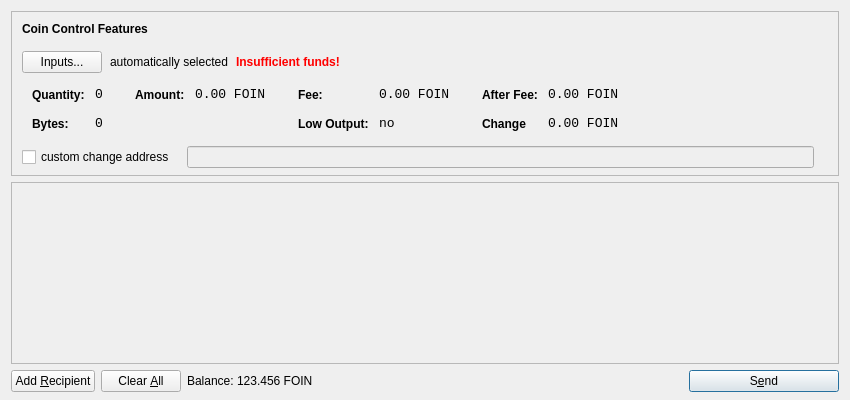
Above: src/qt/forms/sendcoinsdialog.ui from foinio/foin before the change. Below: the same form after it.
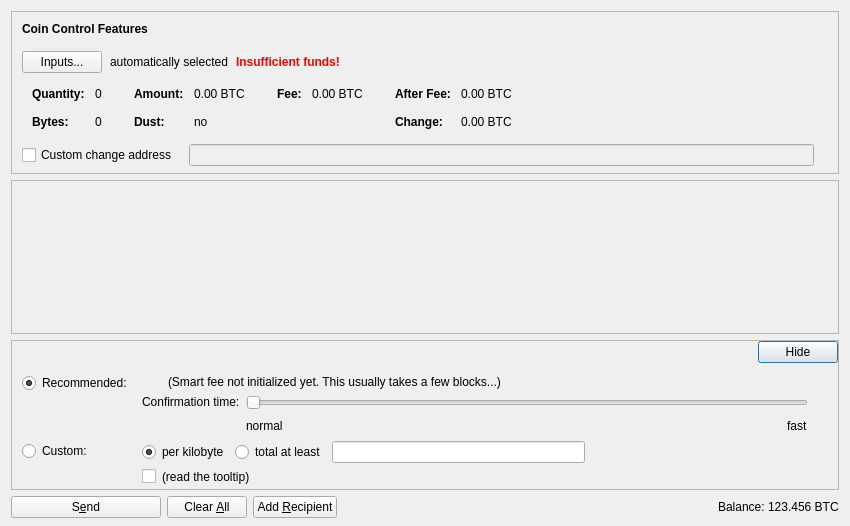
That is the form after the change. Icons and pictures are not drawn. Custom widgets are drawn as their Qt base class.

Diff of the .ui file:
```diff
--- a/src/qt/forms/sendcoinsdialog.ui
+++ b/src/qt/forms/sendcoinsdialog.ui
@@ -7,13 +7,13 @@
     <x>0</x>
     <y>0</y>
     <width>850</width>
-    <height>400</height>
+    <height>526</height>
    </rect>
   </property>
   <property name="windowTitle">
    <string>Send Coins</string>
   </property>
-  <layout class="QVBoxLayout" name="verticalLayout" stretch="0,1,0">
+  <layout class="QVBoxLayout" name="verticalLayout" stretch="0,1,0,0">
    <property name="bottomMargin">
     <number>8</number>
    </property>
@@ -39,7 +39,7 @@
      </property>
      <layout class="QVBoxLayout" name="verticalLayoutCoinControl2">
       <property name="spacing">
-       <number>-1</number>
+       <number>0</number>
       </property>
       <property name="leftMargin">
        <number>0</number>
@@ -109,6 +109,9 @@
             <property name="text">
              <string>Inputs...</string>
             </property>
+            <property name="autoDefault">
+             <bool>false</bool>
+            </property>
            </widget>
           </item>
           <item>
@@ -173,7 +176,16 @@
            <string notr="true"/>
           </property>
           <layout class="QHBoxLayout" name="horizontalLayoutCoinControl5">
-           <property name="margin">
+           <property name="leftMargin">
+            <number>0</number>
+           </property>
+           <property name="topMargin">
+            <number>0</number>
+           </property>
+           <property name="rightMargin">
+            <number>0</number>
+           </property>
+           <property name="bottomMargin">
             <number>0</number>
            </property>
            <item>
@@ -206,8 +218,11 @@
                </property>
                <item row="0" column="0">
                 <widget class="QLabel" name="labelCoinControlQuantityText">
-                 <property name="styleSheet">
-                  <string notr="true">font-weight:bold;</string>
+                 <property name="font">
+                  <font>
+                   <weight>75</weight>
+                   <bold>true</bold>
+                  </font>
                  </property>
                  <property name="text">
                   <string>Quantity:</string>
@@ -219,12 +234,6 @@
                </item>
                <item row="0" column="1">
                 <widget class="QLabel" name="labelCoinControlQuantity">
-                 <property name="font">
-                  <font>
-                   <family>Monospace</family>
-                   <pointsize>10</pointsize>
-                  </font>
-                 </property>
                  <property name="cursor">
                   <cursorShape>IBeamCursor</cursorShape>
                  </property>
@@ -232,7 +241,7 @@
                   <enum>Qt::ActionsContextMenu</enum>
                  </property>
                  <property name="text">
-                  <string>0</string>
+                  <string notr="true">0</string>
                  </property>
                  <property name="margin">
                   <number>0</number>
@@ -244,8 +253,11 @@
                </item>
                <item row="1" column="0">
                 <widget class="QLabel" name="labelCoinControlBytesText">
-                 <property name="styleSheet">
-                  <string notr="true">font-weight:bold;</string>
+                 <property name="font">
+                  <font>
+                   <weight>75</weight>
+                   <bold>true</bold>
+                  </font>
                  </property>
                  <property name="text">
                   <string>Bytes:</string>
@@ -254,12 +266,6 @@
                </item>
                <item row="1" column="1">
                 <widget class="QLabel" name="labelCoinControlBytes">
-                 <property name="font">
-                  <font>
-                   <family>Monospace</family>
-                   <pointsize>10</pointsize>
-                  </font>
-                 </property>
                  <property name="cursor">
                   <cursorShape>IBeamCursor</cursorShape>
                  </property>
@@ -267,7 +273,7 @@
                   <enum>Qt::ActionsContextMenu</enum>
                  </property>
                  <property name="text">
-                  <string>0</string>
+                  <string notr="true">0</string>
                  </property>
                  <property name="textInteractionFlags">
                   <set>Qt::LinksAccessibleByMouse|Qt::TextSelectableByKeyboard|Qt::TextSelectableByMouse</set>
@@ -295,8 +301,11 @@
                </property>
                <item row="0" column="0">
                 <widget class="QLabel" name="labelCoinControlAmountText">
-                 <property name="styleSheet">
-                  <string notr="true">font-weight:bold;</string>
+                 <property name="font">
+                  <font>
+                   <weight>75</weight>
+                   <bold>true</bold>
+                  </font>
                  </property>
                  <property name="text">
                   <string>Amount:</string>
@@ -308,12 +317,35 @@
                </item>
                <item row="0" column="1">
                 <widget class="QLabel" name="labelCoinControlAmount">
+                 <property name="cursor">
+                  <cursorShape>IBeamCursor</cursorShape>
+                 </property>
+                 <property name="contextMenuPolicy">
+                  <enum>Qt::ActionsContextMenu</enum>
+                 </property>
+                 <property name="text">
+                  <string notr="true">0.00 BTC</string>
+                 </property>
+                 <property name="textInteractionFlags">
+                  <set>Qt::LinksAccessibleByMouse|Qt::TextSelectableByKeyboard|Qt::TextSelectableByMouse</set>
+                 </property>
+                </widget>
+               </item>
+               <item row="1" column="0">
+                <widget class="QLabel" name="labelCoinControlLowOutputText">
                  <property name="font">
                   <font>
-                   <family>Monospace</family>
-                   <pointsize>10</pointsize>
+                   <weight>75</weight>
+                   <bold>true</bold>
                   </font>
                  </property>
+                 <property name="text">
+                  <string>Dust:</string>
+                 </property>
+                </widget>
+               </item>
+               <item row="1" column="1">
+                <widget class="QLabel" name="labelCoinControlLowOutput">
                  <property name="cursor">
                   <cursorShape>IBeamCursor</cursorShape>
                  </property>
@@ -321,7 +353,7 @@
                   <enum>Qt::ActionsContextMenu</enum>
                  </property>
                  <property name="text">
-                  <string notr="true">0.00 FOIN</string>
+                  <string notr="true">no</string>
                  </property>
                  <property name="textInteractionFlags">
                   <set>Qt::LinksAccessibleByMouse|Qt::TextSelectableByKeyboard|Qt::TextSelectableByMouse</set>
@@ -349,8 +381,11 @@
                </property>
                <item row="0" column="0">
                 <widget class="QLabel" name="labelCoinControlFeeText">
-                 <property name="styleSheet">
-                  <string notr="true">font-weight:bold;</string>
+                 <property name="font">
+                  <font>
+                   <weight>75</weight>
+                   <bold>true</bold>
+                  </font>
                  </property>
                  <property name="text">
                   <string>Fee:</string>
@@ -362,12 +397,6 @@
                </item>
                <item row="0" column="1">
                 <widget class="QLabel" name="labelCoinControlFee">
-                 <property name="font">
-                  <font>
-                   <family>Monospace</family>
-                   <pointsize>10</pointsize>
-                  </font>
-                 </property>
                  <property name="cursor">
                   <cursorShape>IBeamCursor</cursorShape>
                  </property>
@@ -375,46 +404,14 @@
                   <enum>Qt::ActionsContextMenu</enum>
                  </property>
                  <property name="text">
-                  <string notr="true">0.00 FOIN</string>
+                  <string notr="true">0.00 BTC</string>
                  </property>
                  <property name="textInteractionFlags">
                   <set>Qt::LinksAccessibleByMouse|Qt::TextSelectableByKeyboard|Qt::TextSelectableByMouse</set>
                  </property>
                 </widget>
                </item>
-               <item row="1" column="0">
-                <widget class="QLabel" name="labelCoinControlLowOutputText">
-                 <property name="styleSheet">
-                  <string notr="true">font-weight:bold;</string>
-                 </property>
-                 <property name="text">
-                  <string>Low Output:</string>
-                 </property>
-                </widget>
-               </item>
-               <item row="1" column="1">
-                <widget class="QLabel" name="labelCoinControlLowOutput">
-                 <property name="font">
-                  <font>
-                   <family>Monospace</family>
-                   <pointsize>10</pointsize>
-                  </font>
-                 </property>
-                 <property name="cursor">
-                  <cursorShape>IBeamCursor</cursorShape>
-                 </property>
-                 <property name="contextMenuPolicy">
-                  <enum>Qt::ActionsContextMenu</enum>
-                 </property>
-                 <property name="text">
-                  <string>no</string>
-                 </property>
-                 <property name="textInteractionFlags">
-                  <set>Qt::LinksAccessibleByMouse|Qt::TextSelectableByKeyboard|Qt::TextSelectableByMouse</set>
-                 </property>
-                </widget>
-               </item>
-              </layout>
+             </layout>
              </item>
              <item>
               <layout class="QFormLayout" name="formLayoutCoinControl4">
@@ -435,8 +432,11 @@
                </property>
                <item row="0" column="0">
                 <widget class="QLabel" name="labelCoinControlAfterFeeText">
-                 <property name="styleSheet">
-                  <string notr="true">font-weight:bold;</string>
+                 <property name="font">
+                  <font>
+                   <weight>75</weight>
+                   <bold>true</bold>
+                  </font>
                  </property>
                  <property name="text">
                   <string>After Fee:</string>
@@ -448,12 +448,6 @@
                </item>
                <item row="0" column="1">
                 <widget class="QLabel" name="labelCoinControlAfterFee">
-                 <property name="font">
-                  <font>
-                   <family>Monospace</family>
-                   <pointsize>10</pointsize>
-                  </font>
-                 </property>
                  <property name="cursor">
                   <cursorShape>IBeamCursor</cursorShape>
                  </property>
@@ -461,7 +455,7 @@
                   <enum>Qt::ActionsContextMenu</enum>
                  </property>
                  <property name="text">
-                  <string notr="true">0.00 FOIN</string>
+                  <string notr="true">0.00 BTC</string>
                  </property>
                  <property name="textInteractionFlags">
                   <set>Qt::LinksAccessibleByMouse|Qt::TextSelectableByKeyboard|Qt::TextSelectableByMouse</set>
@@ -470,22 +464,19 @@
                </item>
                <item row="1" column="0">
                 <widget class="QLabel" name="labelCoinControlChangeText">
-                 <property name="styleSheet">
-                  <string notr="true">font-weight:bold;</string>
+                 <property name="font">
+                  <font>
+                   <weight>75</weight>
+                   <bold>true</bold>
+                  </font>
                  </property>
                  <property name="text">
-                  <string>Change</string>
+                  <string>Change:</string>
                  </property>
                 </widget>
                </item>
                <item row="1" column="1">
                 <widget class="QLabel" name="labelCoinControlChange">
-                 <property name="font">
-                  <font>
-                   <family>Monospace</family>
-                   <pointsize>10</pointsize>
-                  </font>
-                 </property>
                  <property name="cursor">
                   <cursorShape>IBeamCursor</cursorShape>
                  </property>
@@ -493,7 +484,7 @@
                   <enum>Qt::ActionsContextMenu</enum>
                  </property>
                  <property name="text">
-                  <string notr="true">0.00 FOIN</string>
+                  <string notr="true">0.00 BTC</string>
                  </property>
                  <property name="textInteractionFlags">
                   <set>Qt::LinksAccessibleByMouse|Qt::TextSelectableByKeyboard|Qt::TextSelectableByMouse</set>
@@ -523,13 +514,16 @@
           </property>
           <item>
            <widget class="QCheckBox" name="checkBoxCoinControlChange">
+            <property name="toolTip">
+             <string>If this is activated, but the change address is empty or invalid, change will be sent to a newly generated address.</string>
+            </property>
             <property name="text">
-             <string>custom change address</string>
+             <string>Custom change address</string>
             </property>
            </widget>
           </item>
           <item>
-           <widget class="QLineEdit" name="lineEditCoinControlChange">
+           <widget class="QValidatedLineEdit" name="lineEditCoinControlChange">
             <property name="enabled">
              <bool>false</bool>
             </property>
@@ -594,11 +588,20 @@
         <x>0</x>
         <y>0</y>
         <width>830</width>
-        <height>165</height>
+        <height>104</height>
        </rect>
       </property>
-      <layout class="QVBoxLayout" name="verticalLayout_2">
-       <property name="margin">
+      <layout class="QVBoxLayout" name="verticalLayout_2" stretch="0,1">
+       <property name="leftMargin">
+        <number>0</number>
+       </property>
+       <property name="topMargin">
+        <number>0</number>
+       </property>
+       <property name="rightMargin">
+        <number>0</number>
+       </property>
+       <property name="bottomMargin">
         <number>0</number>
        </property>
        <item>
@@ -625,19 +628,520 @@
      </widget>
     </widget>
    </item>
+   <item>
+    <widget class="QFrame" name="frameFee">
+     <property name="sizePolicy">
+      <sizepolicy hsizetype="Expanding" vsizetype="Expanding">
+       <horstretch>0</horstretch>
+       <verstretch>0</verstretch>
+      </sizepolicy>
+     </property>
+     <property name="maximumSize">
+      <size>
+       <width>16777215</width>
+       <height>16777215</height>
+      </size>
+     </property>
+     <property name="frameShape">
+      <enum>QFrame::StyledPanel</enum>
+     </property>
+     <property name="frameShadow">
+      <enum>QFrame::Sunken</enum>
+     </property>
+     <layout class="QVBoxLayout" name="verticalLayoutFee1">
+      <property name="spacing">
+       <number>0</number>
+      </property>
+      <property name="leftMargin">
+       <number>0</number>
+      </property>
+      <property name="topMargin">
+       <number>0</number>
+      </property>
+      <property name="rightMargin">
+       <number>0</number>
+      </property>
+      <property name="bottomMargin">
+       <number>0</number>
+      </property>
+      <item>
+       <layout class="QVBoxLayout" name="verticalLayoutFee2" stretch="0,0,0">
+        <property name="spacing">
+         <number>0</number>
+        </property>
+        <property name="leftMargin">
+         <number>10</number>
+        </property>
+        <property name="topMargin">
+         <number>0</number>
+        </property>
+        <item>
+         <layout class="QHBoxLayout" name="horizontalLayoutFee1">
+          <property name="bottomMargin">
+           <number>0</number>
+          </property>
+          <item>
+           <layout class="QVBoxLayout" name="verticalLayoutFee7">
+            <property name="spacing">
+             <number>0</number>
+            </property>
+            <item>
+             <spacer name="verticalSpacerSmartFee">
+              <property name="orientation">
+               <enum>Qt::Vertical</enum>
+              </property>
+              <property name="sizeType">
+               <enum>QSizePolicy::Fixed</enum>
+              </property>
+              <property name="sizeHint" stdset="0">
+               <size>
+                <width>1</width>
+                <height>4</height>
+               </size>
+              </property>
+             </spacer>
+            </item>
+            <item>
+             <spacer name="verticalSpacer_5">
+              <property name="orientation">
+               <enum>Qt::Vertical</enum>
+              </property>
+              <property name="sizeHint" stdset="0">
+               <size>
+                <width>1</width>
+                <height>1</height>
+               </size>
+              </property>
+             </spacer>
+            </item>
+           </layout>
+          </item>
+          <item>
+           <spacer name="horizontalSpacer_4">
+            <property name="orientation">
+             <enum>Qt::Horizontal</enum>
+            </property>
+            <property name="sizeHint" stdset="0">
+             <size>
+              <width>40</width>
+              <height>20</height>
+             </size>
+            </property>
+           </spacer>
+          </item>
+          <item>
+           <widget class="QPushButton" name="buttonMinimizeFee">
+            <property name="toolTip">
+             <string>collapse fee-settings</string>
+            </property>
+            <property name="text">
+             <string>Hide</string>
+            </property>
+           </widget>
+          </item>
+         </layout>
+        </item>
+        <item>
+         <widget class="QFrame" name="frameFeeSelection">
+          <layout class="QVBoxLayout" name="verticalLayoutFee12">
+           <property name="spacing">
+            <number>0</number>
+           </property>
+           <property name="leftMargin">
+            <number>0</number>
+           </property>
+           <property name="topMargin">
+            <number>0</number>
+           </property>
+           <property name="rightMargin">
+            <number>0</number>
+           </property>
+           <property name="bottomMargin">
+            <number>0</number>
+           </property>
+           <item>
+            <layout class="QGridLayout" name="gridLayoutFee">
+             <property name="topMargin">
+              <number>10</number>
+             </property>
+             <property name="bottomMargin">
+              <number>4</number>
+             </property>
+             <property name="horizontalSpacing">
+              <number>10</number>
+             </property>
+             <property name="verticalSpacing">
+              <number>4</number>
+             </property>
+             <item row="1" column="1">
+              <layout class="QVBoxLayout" name="verticalLayoutFee8">
+               <property name="spacing">
+                <number>6</number>
+               </property>
+               <item>
+                <layout class="QHBoxLayout" name="horizontalLayoutFee13">
+                 <item>
+                  <widget class="QRadioButton" name="radioCustomPerKilobyte">
+                   <property name="toolTip">
+                    <string>If the custom fee is set to 1000 satoshis and the transaction is only 250 bytes, then &quot;per kilobyte&quot; only pays 250 satoshis in fee, while &quot;total at least&quot; pays 1000 satoshis. For transactions bigger than a kilobyte both pay by kilobyte.</string>
+                   </property>
+                   <property name="text">
+                    <string>per kilobyte</string>
+                   </property>
+                   <property name="checked">
+                    <bool>true</bool>
+                   </property>
+                   <attribute name="buttonGroup">
+                    <string notr="true">groupCustomFee</string>
+                   </attribute>
+                  </widget>
+                 </item>
+                 <item>
+                  <widget class="QRadioButton" name="radioCustomAtLeast">
+                   <property name="toolTip">
+                    <string>If the custom fee is set to 1000 satoshis and the transaction is only 250 bytes, then &quot;per kilobyte&quot; only pays 250 satoshis in fee, while &quot;total at least&quot; pays 1000 satoshis. For transactions bigger than a kilobyte both pay by kilobyte.</string>
+                   </property>
+                   <property name="text">
+                    <string>total at least</string>
+                   </property>
+                   <attribute name="buttonGroup">
+                    <string notr="true">groupCustomFee</string>
+                   </attribute>
+                  </widget>
+                 </item>
+                 <item>
+                  <widget class="BitcoinAmountField" name="customFee"/>
+                 </item>
+                 <item>
+                  <spacer name="horizontalSpacer_6">
+                   <property name="orientation">
+                    <enum>Qt::Horizontal</enum>
+                   </property>
+                   <property name="sizeHint" stdset="0">
+                    <size>
+                     <width>1</width>
+                     <height>1</height>
+                    </size>
+                   </property>
+                  </spacer>
+                 </item>
+                </layout>
+               </item>
+               <item>
+                <layout class="QHBoxLayout" name="horizontalLayoutFee8">
+                 <item>
+                  <widget class="QCheckBox" name="checkBoxMinimumFee">
+                   <property name="toolTip">
+                    <string>Paying only the minimum fee is just fine as long as there is less transaction volume than space in the blocks. But be aware that this can end up in a never confirming transaction once there is more demand for bitcoin transactions than the network can process.</string>
+                   </property>
+                   <property name="text">
+                    <string/>
+                   </property>
+                  </widget>
+                 </item>
+                 <item>
+                  <widget class="QLabel" name="labelMinFeeWarning">
+                   <property name="enabled">
+                    <bool>true</bool>
+                   </property>
+                   <property name="toolTip">
+                    <string>Paying only the minimum fee is just fine as long as there is less transaction volume than space in the blocks. But be aware that this can end up in a never confirming transaction once there is more demand for bitcoin transactions than the network can process.</string>
+                   </property>
+                   <property name="text">
+                    <string>(read the tooltip)</string>
+                   </property>
+                   <property name="margin">
+                    <number>5</number>
+                   </property>
+                  </widget>
+                 </item>
+                 <item>
+                  <spacer name="horizontalSpacer_2">
+                   <property name="orientation">
+                    <enum>Qt::Horizontal</enum>
+                   </property>
+                   <property name="sizeHint" stdset="0">
+                    <size>
+                     <width>1</width>
+                     <height>1</height>
+                    </size>
+                   </property>
+                  </spacer>
+                 </item>
+                </layout>
+               </item>
+              </layout>
+             </item>
+             <item row="0" column="0">
+              <layout class="QVBoxLayout" name="verticalLayoutFee4" stretch="0,1">
+               <item>
+                <widget class="QRadioButton" name="radioSmartFee">
+                 <property name="text">
+                  <string>Recommended:</string>
+                 </property>
+                 <property name="checked">
+                  <bool>true</bool>
+                 </property>
+                 <attribute name="buttonGroup">
+                  <string notr="true">groupFee</string>
+                 </attribute>
+                </widget>
+               </item>
+               <item>
+                <spacer name="verticalSpacer_2">
+                 <property name="orientation">
+                  <enum>Qt::Vertical</enum>
+                 </property>
+                 <property name="sizeHint" stdset="0">
+                  <size>
+                   <width>1</width>
+                   <height>1</height>
+                  </size>
+                 </property>
+                </spacer>
+               </item>
+              </layout>
+             </item>
+             <item row="1" column="0">
+              <layout class="QVBoxLayout" name="verticalLayoutFee9" stretch="0,1">
+               <item>
+                <widget class="QRadioButton" name="radioCustomFee">
+                 <property name="text">
+                  <string>Custom:</string>
+                 </property>
+                 <attribute name="buttonGroup">
+                  <string notr="true">groupFee</string>
+                 </attribute>
+                </widget>
+               </item>
+               <item>
+                <spacer name="verticalSpacer_6">
+                 <property name="orientation">
+                  <enum>Qt::Vertical</enum>
+                 </property>
+                 <property name="sizeHint" stdset="0">
+                  <size>
+                   <width>1</width>
+                   <height>1</height>
+                  </size>
+                 </property>
+                </spacer>
+               </item>
+              </layout>
+             </item>
+             <item row="0" column="1">
+              <layout class="QVBoxLayout" name="verticalLayoutFee3" stretch="0,0,1">
+               <property name="spacing">
+                <number>6</number>
+               </property>
+               <property name="topMargin">
+                <number>2</number>
+               </property>
+               <item>
+                <layout class="QHBoxLayout" name="horizontalLayoutFee12">
+                 <item>
+                  <widget class="QLabel" name="labelSmartFee">
+                   <property name="text">
+                    <string/>
+                   </property>
+                   <property name="margin">
+                    <number>2</number>
+                   </property>
+                  </widget>
+                 </item>
+                 <item>
+                  <widget class="QLabel" name="labelFeeEstimation">
+                   <property name="text">
+                    <string/>
+                   </property>
+                  </widget>
+                 </item>
+                 <item>
+                  <widget class="QLabel" name="labelSmartFee2">
+                   <property name="text">
+                    <string>(Smart fee not initialized yet. This usually takes a few blocks...)</string>
+                   </property>
+                   <property name="margin">
+                    <number>2</number>
+                   </property>
+                  </widget>
+                 </item>
+                 <item>
+                  <spacer name="horizontalSpacer_5">
+                   <property name="orientation">
+                    <enum>Qt::Horizontal</enum>
+                   </property>
+                   <property name="sizeHint" stdset="0">
+                    <size>
+                     <width>1</width>
+                     <height>1</height>
+                    </size>
+                   </property>
+                  </spacer>
+                 </item>
+                </layout>
+               </item>
+               <item>
+                <layout class="QHBoxLayout" name="horizontalLayoutFee9">
+                 <item>
+                  <layout class="QVBoxLayout" name="verticalLayoutFee6">
+                   <item>
+                    <widget class="QLabel" name="labelSmartFee3">
+                     <property name="text">
+                      <string>Confirmation time:</string>
+                     </property>
+                     <property name="margin">
+                      <number>2</number>
+                     </property>
+                    </widget>
+                   </item>
+                   <item>
+                    <spacer name="verticalSpacer_3">
+                     <property name="orientation">
+                      <enum>Qt::Vertical</enum>
+                     </property>
+                     <property name="sizeHint" stdset="0">
+                      <size>
+                       <width>1</width>
+                       <height>1</height>
+                      </size>
+                     </property>
+                    </spacer>
+                   </item>
+                  </layout>
+                 </item>
+                 <item>
+                  <layout class="QVBoxLayout" name="verticalLayoutFee5">
+                   <property name="rightMargin">
+                    <number>30</number>
+                   </property>
+                   <item>
+                    <widget class="QSlider" name="sliderSmartFee">
+                     <property name="minimum">
+                      <number>0</number>
+                     </property>
+                     <property name="maximum">
+                      <number>24</number>
+                     </property>
+                     <property name="pageStep">
+                      <number>1</number>
+                     </property>
+                     <property name="value">
+                      <number>0</number>
+                     </property>
+                     <property name="orientation">
+                      <enum>Qt::Horizontal</enum>
+                     </property>
+                     <property name="invertedAppearance">
+                      <bool>false</bool>
+                     </property>
+                     <property name="invertedControls">
+                      <bool>false</bool>
+                     </property>
+                     <property name="tickPosition">
+                      <enum>QSlider::NoTicks</enum>
+                     </property>
+                    </widget>
+                   </item>
+                   <item>
+                    <layout class="QHBoxLayout" name="horizontalLayoutFee10">
+                     <item>
+                      <widget class="QLabel" name="labelSmartFeeNormal">
+                       <property name="text">
+                        <string>normal</string>
+                       </property>
+                      </widget>
+                     </item>
+                     <item>
+                      <spacer name="horizontalSpacer_3">
+                       <property name="orientation">
+                        <enum>Qt::Horizontal</enum>
+                       </property>
+                       <property name="sizeHint" stdset="0">
+                        <size>
+                         <width>40</width>
+                         <height>20</height>
+                        </size>
+                       </property>
+                      </spacer>
+                     </item>
+                     <item>
+                      <widget class="QLabel" name="labelSmartFeeFast">
+                       <property name="text">
+                        <string>fast</string>
+                       </property>
+                      </widget>
+                     </item>
+                    </layout>
+                   </item>
+                  </layout>
+                 </item>
+                </layout>
+               </item>
+               <item>
+                <spacer name="verticalSpacer_4">
+                 <property name="orientation">
+                  <enum>Qt::Vertical</enum>
+                 </property>
+                 <property name="sizeHint" stdset="0">
+                  <size>
+                   <width>1</width>
+                   <height>1</height>
+                  </size>
+                 </property>
+                </spacer>
+               </item>
+              </layout>
+             </item>
+            </layout>
+           </item>
+          </layout>
+         </widget>
+        </item>
+        <item>
+         <spacer name="verticalSpacerFee">
+          <property name="orientation">
+           <enum>Qt::Vertical</enum>
+          </property>
+          <property name="sizeHint" stdset="0">
+           <size>
+            <width>800</width>
+            <height>1</height>
+           </size>
+          </property>
+         </spacer>
+        </item>
+       </layout>
+      </item>
+     </layout>
+    </widget>
+   </item>
    <item>
     <layout class="QHBoxLayout" name="horizontalLayout">
      <item>
-      <widget class="QPushButton" name="addButton">
+      <widget class="QPushButton" name="sendButton">
+       <property name="minimumSize">
+        <size>
+         <width>150</width>
+         <height>0</height>
+        </size>
+       </property>
        <property name="toolTip">
-        <string>Send to multiple recipients at once</string>
+        <string>Confirm the send action</string>
        </property>
        <property name="text">
-        <string>Add &amp;Recipient</string>
+        <string>S&amp;end</string>
+       </property>
+       <property name="icon">
+        <iconset resource="../bitcoin.qrc">
+         <normaloff>:/icons/send</normaloff>:/icons/send</iconset>
        </property>
        <property name="autoDefault">
         <bool>false</bool>
        </property>
+       <property name="default">
+        <bool>false</bool>
+       </property>
       </widget>
      </item>
      <item>
@@ -649,19 +1153,50 @@
         </sizepolicy>
        </property>
        <property name="toolTip">
-        <string>Remove all transaction fields</string>
+        <string>Clear all fields of the form.</string>
        </property>
        <property name="text">
         <string>Clear &amp;All</string>
        </property>
-       <property name="autoRepeatDelay">
-        <number>300</number>
+       <property name="icon">
+        <iconset resource="../bitcoin.qrc">
+         <normaloff>:/icons/remove</normaloff>:/icons/remove</iconset>
        </property>
        <property name="autoDefault">
         <bool>false</bool>
        </property>
       </widget>
      </item>
+     <item>
+      <widget class="QPushButton" name="addButton">
+       <property name="toolTip">
+        <string>Send to multiple recipients at once</string>
+       </property>
+       <property name="text">
+        <string>Add &amp;Recipient</string>
+       </property>
+       <property name="icon">
+        <iconset resource="../bitcoin.qrc">
+         <normaloff>:/icons/add</normaloff>:/icons/add</iconset>
+       </property>
+       <property name="autoDefault">
+        <bool>false</bool>
+       </property>
+      </widget>
+     </item>
+     <item>
+      <spacer name="horizontalSpacer">
+       <property name="orientation">
+        <enum>Qt::Horizontal</enum>
+       </property>
+       <property name="sizeHint" stdset="0">
+        <size>
+         <width>40</width>
+         <height>20</height>
+        </size>
+       </property>
+      </spacer>
+     </item>
      <item>
       <layout class="QHBoxLayout" name="horizontalLayout_2">
        <property name="spacing">
@@ -692,7 +1227,7 @@
           <cursorShape>IBeamCursor</cursorShape>
          </property>
          <property name="text">
-          <string notr="true">123.456 FOIN</string>
+          <string notr="true">123.456 BTC</string>
          </property>
          <property name="textInteractionFlags">
           <set>Qt::LinksAccessibleByMouse|Qt::TextSelectableByKeyboard|Qt::TextSelectableByMouse</set>
@@ -701,46 +1236,23 @@
        </item>
       </layout>
      </item>
-     <item>
-      <spacer name="horizontalSpacer">
-       <property name="orientation">
-        <enum>Qt::Horizontal</enum>
-       </property>
-       <property name="sizeHint" stdset="0">
-        <size>
-         <width>40</width>
-         <height>20</height>
-        </size>
-       </property>
-      </spacer>
-     </item>
-     <item>
-      <widget class="QPushButton" name="sendButton">
-       <property name="minimumSize">
-        <size>
-         <width>150</width>
-         <height>0</height>
-        </size>
-       </property>
-       <property name="toolTip">
-        <string>Confirm the send action</string>
-       </property>
-       <property name="text">
-        <string>S&amp;end</string>
-       </property>
-       <property name="icon">
-        <iconset resource="../bitcoin.qrc">
-         <normaloff>:/icons/send</normaloff>:/icons/send</iconset>
-       </property>
-       <property name="default">
-        <bool>true</bool>
-       </property>
-      </widget>
-     </item>
     </layout>
    </item>
   </layout>
  </widget>
+ <customwidgets>
+  <customwidget>
+   <class>QValidatedLineEdit</class>
+   <extends>QLineEdit</extends>
+   <header>qvalidatedlineedit.h</header>
+  </customwidget>
+  <customwidget>
+   <class>BitcoinAmountField</class>
+   <extends>QLineEdit</extends>
+   <header>bitcoinamountfield.h</header>
+   <container>1</container>
+  </customwidget>
+ </customwidgets>
  <resources>
   <include location="../bitcoin.qrc"/>
  </resources>
```
Left out of the diff: 4 changed lines with no effect on the pictures.
